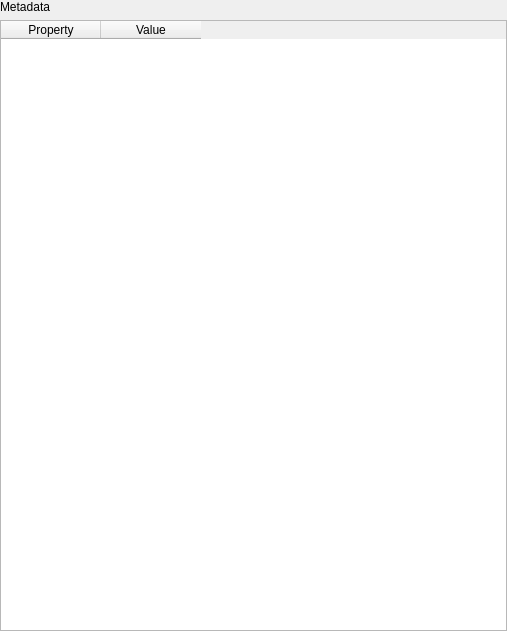
Qt form ui/MetadataWidget.ui (nichilum/nimamp) before a commit.
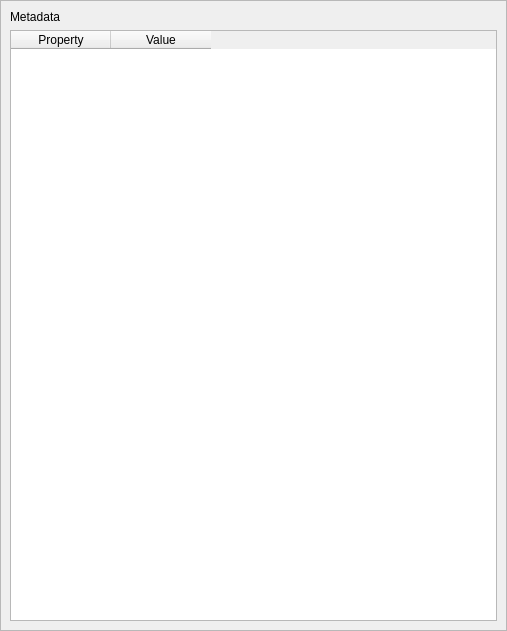
The same form after that commit.

What changed in the file:
```diff
--- a/ui/MetadataWidget.ui
+++ b/ui/MetadataWidget.ui
@@ -30,17 +30,35 @@
     <number>0</number>
    </property>
    <item>
-    <widget class="QLabel" name="label">
+    <widget class="QFrame" name="metadataFrame">
+     <property name="frameShape">
+      <enum>QFrame::Shape::StyledPanel</enum>
+     </property>
+     <property name="frameShadow">
+      <enum>QFrame::Shadow::Raised</enum>
+     </property>
+     <layout class="QVBoxLayout" name="verticalLayout_2">
+      <item>
+       <widget class="QLabel" name="metadataLabel">
      <property name="text">
       <string>Metadata</string>
      </property>
     </widget>
    </item>
    <item>
-    <widget class="QTableWidget" name="tableWidget">
+       <widget class="QTableWidget" name="metadataTableWidget">
      <property name="editTriggers">
       <set>QAbstractItemView::EditTrigger::NoEditTriggers</set>
      </property>
+        <property name="showGrid">
+         <bool>false</bool>
+        </property>
+        <property name="cornerButtonEnabled">
+         <bool>false</bool>
+        </property>
+        <attribute name="verticalHeaderVisible">
+         <bool>false</bool>
+        </attribute>
      <column>
       <property name="text">
        <string>Property</string>
@@ -51,6 +69,9 @@
        <string>Value</string>
       </property>
      </column>
+       </widget>
+      </item>
+     </layout>
     </widget>
    </item>
   </layout>
```
Lines whose indentation alone changed are shown as unchanged.
